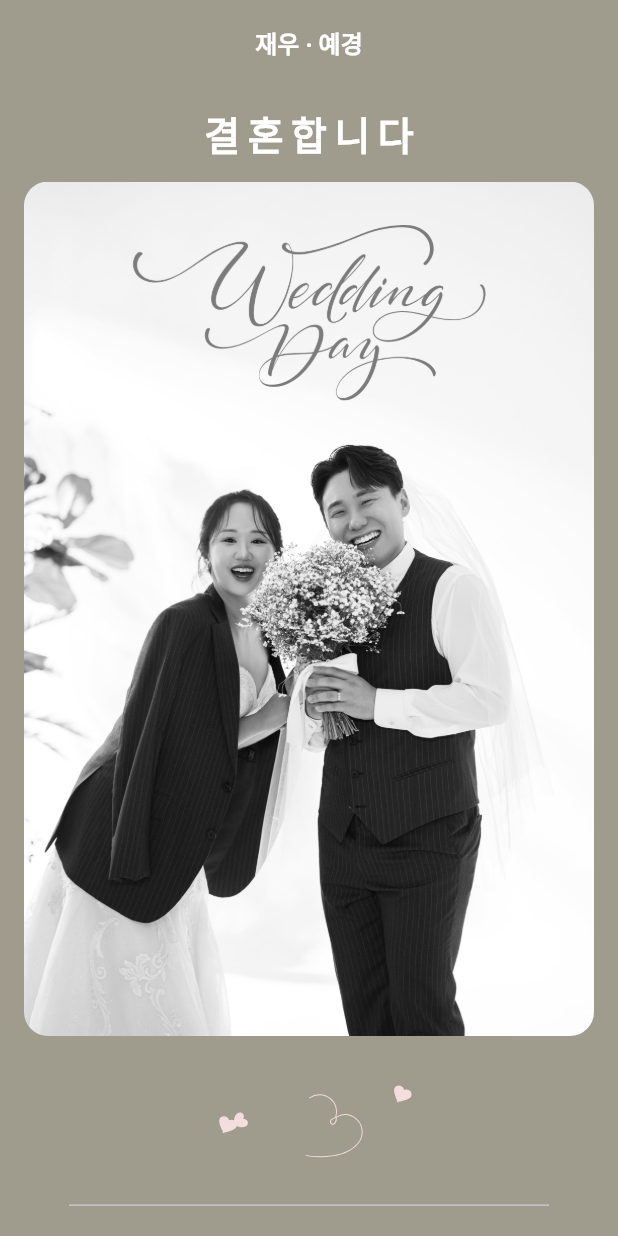
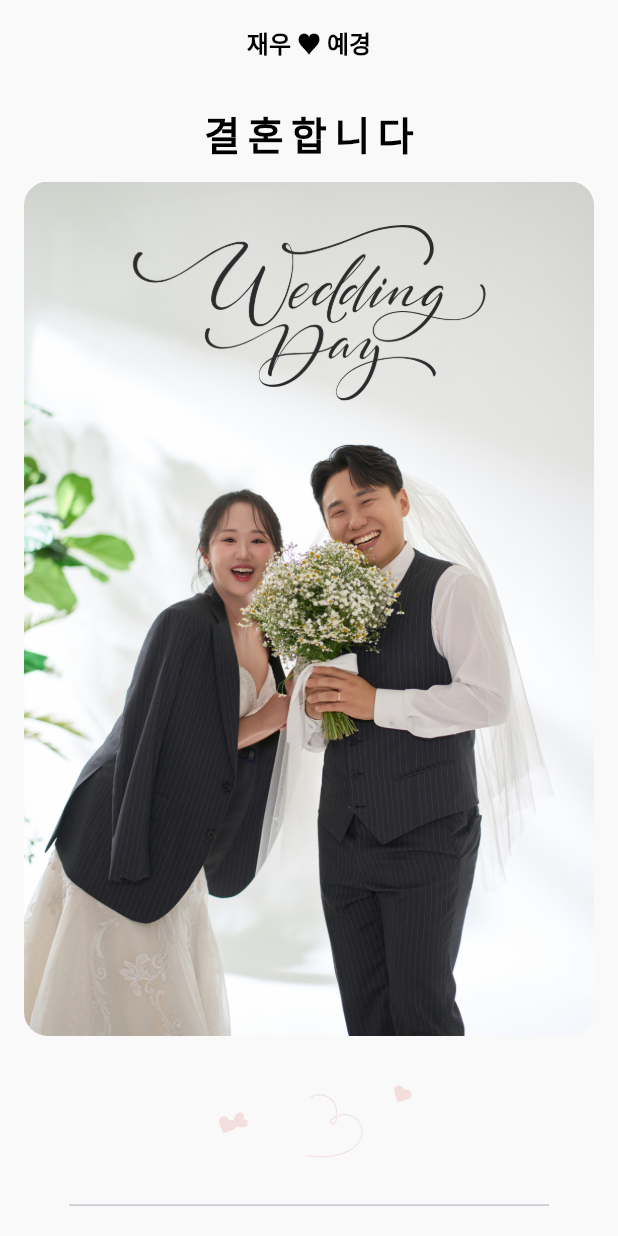
Before and after one commit to John-Cho/mobileInvitiation, a Flutter app: the screen it shows after launch, on a phone screen of 412 x 824 dp. Run offline on Flutter 3.47's test engine with Material 3 defaults, Android fonts, the phone set to English and light mode, and no system bars; our stand-ins replace flutter_riverpod, lottie; Roboto replaces fonts that are missing (Nanum_Myeongjo, Noto_Serif_KR).

Commit message:
modified design

```diff
--- a/lib/common/constans.dart
+++ b/lib/common/constans.dart
@@ -1,9 +1,10 @@
 import 'package:flutter/material.dart';
 
-const String FONT_FAMILY = 'Nanum_Myeongjo';
+const String FONT_FAMILY = 'Noto_Serif_KR';//'Nanum_Myeongjo';
 
-const Color DEFAULT_TEXT_COLOR = Colors.white;
-const Color DEFAULT_BG_COLOR = Color.fromARGB(0xff, 0x9f, 0x9b, 0x8d);
+const Color DEFAULT_TEXT_COLOR = Colors.black;
+const Color DEFAULT_SUBTEXT_COLOR = Colors.blueGrey;
+const Color DEFAULT_BG_COLOR = Color(0xFFF9F9F9);//Color.fromARGB(0xff, 0x9f, 0x9b, 0x8d);
 
 const TextStyle DEFAULT_TEXT_STYLE = TextStyle(
   color: Colors.white,
--- a/lib/layout/default_layout.dart
+++ b/lib/layout/default_layout.dart
@@ -21,7 +21,7 @@ class DefaultLayout extends StatelessWidget {
         appBar: AppBar(
           title:Text(title),
           centerTitle: true,
-          backgroundColor: DEFAULT_BG_COLOR,
+          backgroundColor: backgroundColor,
           titleTextStyle: TextStyle(
             fontFamily: FONT_FAMILY,
             fontSize: 16,
--- a/lib/main.dart
+++ b/lib/main.dart
@@ -1,4 +1,3 @@
-import 'package:flutter/foundation.dart';
 import 'package:flutter/material.dart';
 import 'package:flutter_riverpod/flutter_riverpod.dart';
 import 'package:mobileinvitiation/common/constans.dart';
--- a/lib/screen/home_screen.dart
+++ b/lib/screen/home_screen.dart
@@ -11,6 +11,7 @@ import 'package:mobileinvitiation/common/model/userdata.dart';
 import 'package:mobileinvitiation/common/utils.dart';
 import 'package:mobileinvitiation/component/calender.dart';
 import 'package:mobileinvitiation/component/gallery.dart';
+import 'package:mobileinvitiation/component/maps.dart';
 import 'package:mobileinvitiation/layout/default_layout.dart';
 import 'package:url_launcher/url_launcher.dart';
 
@@ -21,7 +22,7 @@ class HomeScreen extends ConsumerWidget {
 
     return DefaultLayout(
       backgroundColor: data.themeColor,
-      title: '재우 · 예경',
+      title: '재우 ♥ 예경',
       body: SingleChildScrollView(
         child: Padding(
           padding: const EdgeInsets.symmetric(horizontal: 16.0),
@@ -43,7 +44,7 @@ class HomeScreen extends ConsumerWidget {
                 child: ClipRRect(
                     borderRadius: BorderRadius.circular(16.0),
                     child: Image.asset(
-                      'asset/img/home.png',
+                      'asset/img/home_color.png',
                       fit: BoxFit.cover,
                     )),
               ),
@@ -66,7 +67,7 @@ class HomeScreen extends ConsumerWidget {
               ),
               _divider(),
               ///////////////////////////////////////////////////////////////
-              const Text(
+              Text(
                 '초대합니다',
                 style: TextStyle(
                   color: DEFAULT_TEXT_COLOR,
@@ -86,7 +87,7 @@ class HomeScreen extends ConsumerWidget {
                 textAlign: TextAlign.center,
               ),
               Image.asset(
-                'asset/img/gallery.png',
+                'asset/img/sketch_black.png',
                 width: 150,
                 fit: BoxFit.cover,
               ),
@@ -143,8 +144,26 @@ class HomeScreen extends ConsumerWidget {
                     decorationColor: Colors.white,
                     decorationStyle: TextDecorationStyle.dotted),
               ),
+              Image.asset(
+                'asset/img/calender_black.png',
+                fit: BoxFit.cover,
+              ),
               _sizedbox(),
-              Image.asset('asset/img/calender.png', fit: BoxFit.cover,),
+              Container(
+                padding: EdgeInsets.symmetric(horizontal: 16.0, vertical: 5.0),
+                decoration: BoxDecoration(
+                  borderRadius: BorderRadius.circular(16.0),
+                  color: Color(0xFFFFE4C4),
+                ),
+                child: Text(
+                  '예식일이 ${_calDDay(data.weddingDate)}일 남았습니다.',
+                  style: TextStyle(
+                    color: DEFAULT_TEXT_COLOR,
+                    fontSize: 20,
+                    fontWeight: FontWeight.bold,
+                  ),
+                ),
+              ),
               _sizedbox(),
               _divider(),
               ///////////////////////////////////////////////////////////////
@@ -159,6 +178,7 @@ class HomeScreen extends ConsumerWidget {
               ),
               _sizedbox(),
               GalleryScreen(),
+              _sizedbox(),
               _divider(),
               _sizedbox(),
               const Text(
@@ -170,12 +190,21 @@ class HomeScreen extends ConsumerWidget {
                 ),
                 textAlign: TextAlign.center,
               ),
+
               _sizedbox(),
               Text(
                 data.venueAddress,
                 style: TextStyle(
                   color: DEFAULT_TEXT_COLOR,
                   fontSize: 14.0,
+                ),
+              ),
+              Text(
+                data.venueName,
+                style: TextStyle(
+                  color: DEFAULT_TEXT_COLOR,
+                  fontWeight: FontWeight.bold,
+                  fontSize: 16.0,
                 ),
               ),
               _sizedbox(),
@@ -185,6 +214,57 @@ class HomeScreen extends ConsumerWidget {
                   image: AssetImage('asset/img/maps.png'),
                   fit: BoxFit.cover,
                 ),
+              ),
+              _sizedbox(),
+              Row(
+                crossAxisAlignment: CrossAxisAlignment.start,
+                mainAxisAlignment: MainAxisAlignment.spaceEvenly,
+                children: [
+                  Column(
+                    crossAxisAlignment: CrossAxisAlignment.start,
+                    children: [
+                      Text(
+                        '버스 안내',
+                        style: TextStyle(
+                          color: DEFAULT_TEXT_COLOR,
+                          fontWeight: FontWeight.bold,
+                          fontSize: 16.0,
+                        ),
+                      ),
+                      Text(
+                        '간선 : 343, 401\n지선 : 4318, 4319\n일반 : 11-3, 917\n직행 : 500-2, 9407, 9507, 9607',
+                        style: TextStyle(
+                          color: DEFAULT_SUBTEXT_COLOR,
+                          fontSize: 12.0,
+                        ),
+                      ),
+                    ],
+                  ),
+                  VerticalDivider(
+                    color: Colors.black,
+                    thickness: 2,
+                  ),
+                  Column(
+                    crossAxisAlignment: CrossAxisAlignment.start,
+                    children: [
+                      Text(
+                        '지하철 안내',
+                        style: TextStyle(
+                          color: DEFAULT_TEXT_COLOR,
+                          fontWeight: FontWeight.bold,
+                          fontSize: 16.0,
+                        ),
+                      ),
+                      Text(
+                        '2호선 삼성역 3번 출구\n 30M 전방에서 셔틀버스 운행\n(수시운행, 도보 이용시 7분 소요)',
+                        style: TextStyle(
+                          color: DEFAULT_SUBTEXT_COLOR,
+                          fontSize: 12.0,
+                        ),
+                      ),
+                    ],
+                  )
+                ],
               ),
               _sizedbox(),
               _divider(),
@@ -198,25 +278,28 @@ class HomeScreen extends ConsumerWidget {
                 ),
                 textAlign: TextAlign.center,
               ),
-              _sizedbox(),
-              Image.asset('asset/img/groom.png', width: 100,),
-              _contactListtile(
-                context,
-                [
+              Image.asset(
+                'asset/img/ending.png',
+                width: 100,
+                fit: BoxFit.cover,
+              ),
+              Row(
+                mainAxisAlignment: MainAxisAlignment.spaceEvenly,
+                children: [
+                  _contactElevatedButton(context, '신랑', [
                     data.groom,
                     data.groomDad,
                     data.groomMom,
-                ],
-              ),
-              Image.asset('asset/img/bride.png', width: 100,),
-              _contactListtile(
-                context,
-                [
+                  ]),
+                  _contactElevatedButton(context, '신부', [
                     data.bride,
                     data.brideDad,
                     data.brideMom,
+                  ]),
                 ],
               ),
+              _sizedbox(),
+              _divider(),
             ],
           ),
         ),
@@ -245,65 +328,65 @@ class HomeScreen extends ConsumerWidget {
     );
   }
 
-  Widget _contact(BuildContext context, PersonData user, Widget subwidget) {
-    return Row(
-      mainAxisAlignment: MainAxisAlignment.center,
-      children: [
-        subwidget,
-        Text(
-          '${user.name}',
-          style: TextStyle(
-            fontSize: 14.0,
-            color: DEFAULT_TEXT_COLOR,
+  String _calDDay(String date) {
+    DateTime targetDate = DateFormat('yyyy년 M월 d일').parse(date);
+    return targetDate.difference(DateTime.now()).inDays.toString();
+  }
+
+  Widget _contactElevatedButton(
+      BuildContext context, String title, List<PersonData> data) {
+    return ElevatedButton(
+      style: ElevatedButton.styleFrom(
+        shape: RoundedRectangleBorder(),
+        elevation: 5,
+        backgroundColor: DEFAULT_BG_COLOR,
+      ),
+      onPressed: () {
+        showDialog(
+          context: context,
+          builder: (context) {
+            return AlertDialog(
+              backgroundColor: DEFAULT_BG_COLOR,
+              title: Text(
+                '${title} 측',
+              ),
+              content: Container(
+                width: double.maxFinite,
+                child: _contactListtile(
+                  context,
+                  data,
                 ),
               ),
-        IconButton(
-          onPressed: () async {
-            final Uri uri = Uri(scheme: 'tel', path: user.contactNumber);
-            if (await canLaunchUrl(uri)) {
-              await launchUrl(uri);
-            } else {
-              throw 'Could not launch $uri';
-            }
+              actions: [
+                TextButton(
+                  onPressed: () {
+                    Navigator.of(context).pop();
                   },
-          icon: Icon(
-            Icons.call,
-            color: Colors.white,
-            size: 20.0,
+                  child: Text('ok'),
                 ),
-          padding: EdgeInsets.zero,
-          constraints: BoxConstraints(),
-        ),
-        IconButton(
-          onPressed: () {
-            Clipboard.setData(ClipboardData(text: user.giftAccountDetails));
-            ScaffoldMessenger.of(context).showSnackBar(
-              SnackBar(
-                content: Text('계좌번호가 복사되었습니다.'),
-                duration: Duration(
-                  seconds: 2,
+              ],
+            );
+          },
+        );
+      },
+      child: Text(
+        '${title}측 마음',
+        style: TextStyle(
+          fontSize: 16.0,
+          color: DEFAULT_TEXT_COLOR,
+          fontWeight: FontWeight.bold,
         ),
       ),
     );
-          },
-          icon: Icon(Icons.wallet_giftcard_outlined,
-              color: Colors.white, size: 20.0),
-          padding: EdgeInsets.zero,
-          constraints: BoxConstraints(),
-        ),
-      ],
-    );
   }
-
-  // 신랑측
-  // 신부측
 
   Widget _contactListtile(BuildContext context, List<PersonData> user) {
     return SizedBox(
+      height: 200.0,
       child: ListView.builder(
         shrinkWrap: true,
         itemCount: user.length,
-        physics: NeverScrollableScrollPhysics(),
+        physics: const BouncingScrollPhysics(),
         itemBuilder: (context, index) {
           return ListTile(
             leading: Container(
@@ -311,14 +394,17 @@ class HomeScreen extends ConsumerWidget {
               height: 40.0,
               decoration: BoxDecoration(
                 shape: BoxShape.circle,
-                border: Border.all(color: Colors.white, width: 1.5)
+                border: Border.all(
+                  color: DEFAULT_BG_COLOR,
+                  width: 1.5,
+                ),
               ),
               child: CircleAvatar(
                 backgroundColor: DEFAULT_BG_COLOR,
                 child: Text(
                   user[index].type,
                   style: TextStyle(
-                    fontSize: 10.0,
+                    fontSize: 9.0,
                     fontWeight: FontWeight.bold,
                     color: DEFAULT_TEXT_COLOR,
                   ),
@@ -333,7 +419,7 @@ class HomeScreen extends ConsumerWidget {
               ),
             ),
             subtitle: Text(
-              "${user[index].giftAccountDetails}   [${user[index].backType}]",
+              "${user[index].giftAccountDetails}\n[${user[index].backType}]",
               style: TextStyle(
                 fontSize: 10.0,
                 color: DEFAULT_TEXT_COLOR,
@@ -341,23 +427,23 @@ class HomeScreen extends ConsumerWidget {
             ),
             trailing: Wrap(
               children: [
-                IconButton(
-                  onPressed: () async {
-                    final Uri uri =
-                        Uri(scheme: 'tel', path: user[index].contactNumber);
-                    if (await canLaunchUrl(uri)) {
-                      await launchUrl(uri);
-                    } else {
-                      throw 'Could not launch $uri';
-                    }
-                  },
-                  icon: Icon(
-                    Icons.call,
-                    color: Colors.white,
-                  ),
-                  padding: EdgeInsets.zero,
-                  constraints: BoxConstraints(),
-                ),
+                // IconButton(
+                //   onPressed: () async {
+                //     final Uri uri =
+                //         Uri(scheme: 'tel', path: user[index].contactNumber);
+                //     if (await canLaunchUrl(uri)) {
+                //       await launchUrl(uri);
+                //     } else {
+                //       throw 'Could not launch $uri';
+                //     }
+                //   },
+                //   icon: Icon(
+                //     Icons.call,
+                //     color: DEFAULT_TEXT_COLOR,
+                //   ),
+                //   padding: EdgeInsets.zero,
+                //   constraints: BoxConstraints(),
+                // ),
                 IconButton(
                   onPressed: () {
                     Clipboard.setData(
@@ -371,8 +457,10 @@ class HomeScreen extends ConsumerWidget {
                       ),
                     );
                   },
-                  icon: Icon(Icons.wallet_giftcard_outlined,
-                      color: Colors.white),
+                  icon: Icon(
+                    Icons.wallet_giftcard_outlined,
+                    color: DEFAULT_TEXT_COLOR,
+                  ),
                   padding: EdgeInsets.zero,
                   constraints: BoxConstraints(),
                 ),
```
Also changed, not shown: lib/common/model/userdata.dart (+7 -8 lines), lib/component/calender.dart (+47 -47 lines), pubspec.yaml (+9 -2 lines), asset/img/calender_black.png (added), asset/img/ending.png (added), asset/img/home_color.png (added), asset/img/sketch_black.png (added), lib/component/maps.dart (added), pubspec.lock, 12 other files. Lines whose indentation alone changed are shown as unchanged.
